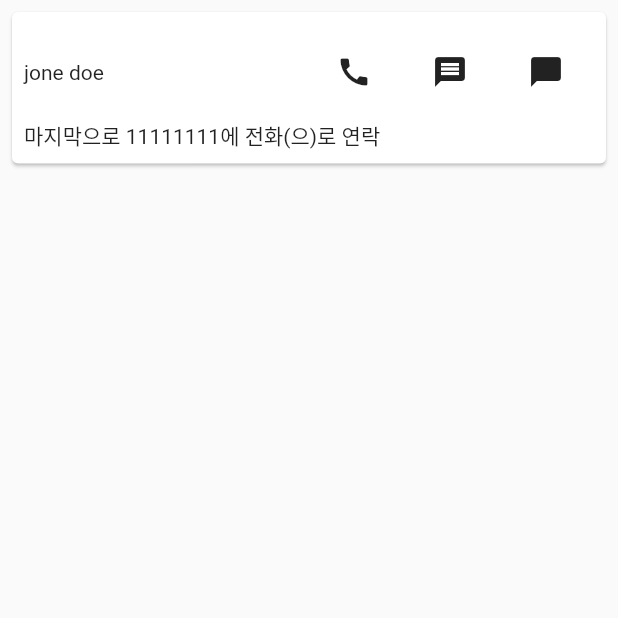
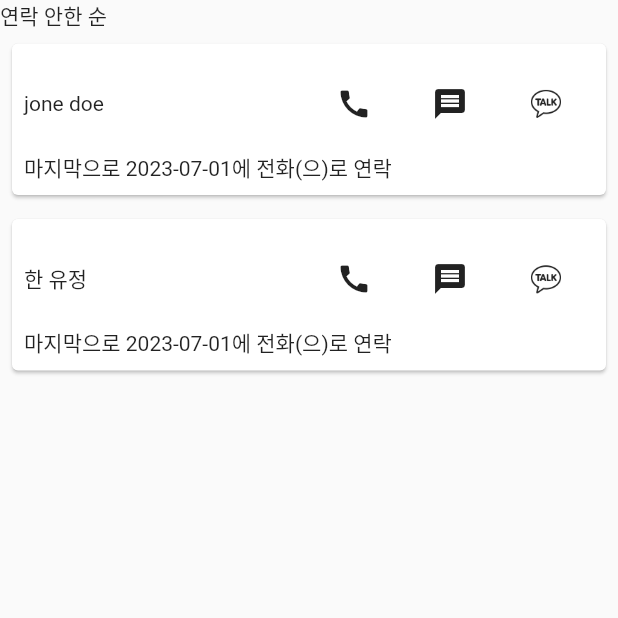
Before and after one commit to versatile309/hello_reminder, a Flutter app: the screen it shows after launch, on a phone screen of 412 x 824 dp, the top half of it. Run offline on Flutter 3.47's test engine with Material 2 defaults, Android fonts, the phone set to English and light mode, and no system bars; our stand-ins replace freezed_annotation, go_router; generated files the repository leaves out were written again.

Commit message:
feat: 친구 리스트 추가 개발

```diff
--- a/lib/data/hello_log.dart
+++ b/lib/data/hello_log.dart
@@ -7,7 +7,7 @@ part 'hello_log.g.dart';
 class HelloLog with _$HelloLog {
   const factory HelloLog({
     required String id,
-    required String timdstamp,
+    required int timdstamp,
     required HelloAction helloAction,
   }) = _HelloLog;
 
--- a/lib/home_screen.dart
+++ b/lib/home_screen.dart
@@ -2,6 +2,7 @@ import 'package:flutter/material.dart';
 import 'package:hello_reminder/data/enums/hello_action.dart';
 import 'package:hello_reminder/data/friend.dart';
 import 'package:hello_reminder/data/hello_log.dart';
+import 'package:hello_reminder/widgets/common/base_screen.dart';
 import 'package:hello_reminder/widgets/friend_list/friend_list.dart';
 
 class HomeScreen extends StatelessWidget {
@@ -9,8 +10,14 @@ class HomeScreen extends StatelessWidget {
 
   @override
   Widget build(BuildContext context) {
-    return const Scaffold(
-      body: FriendList(friends: [
+    return const BaseScreen(
+      child: Scaffold(
+        body: Column(
+          crossAxisAlignment: CrossAxisAlignment.stretch,
+          children: [
+            Text('연락 안한 순'),
+            Expanded(
+              child: FriendList(friends: [
                 (
                   Friend(
                     id: '1',
@@ -19,11 +26,27 @@ class HomeScreen extends StatelessWidget {
                   ),
                   HelloLog(
                     id: '1',
-            timdstamp: '11111111',
+                    timdstamp: 1688190817,
+                    helloAction: HelloAction.call,
+                  )
+                ),
+                (
+                  Friend(
+                    id: '1',
+                    firstName: '한',
+                    lastName: '유정',
+                  ),
+                  HelloLog(
+                    id: '1',
+                    timdstamp: 1688190817,
                     helloAction: HelloAction.call,
                   )
                 ),
               ]),
+            ),
+          ],
+        ),
+      ),
     );
   }
 }
--- a/lib/style/app_style.dart
+++ b/lib/style/app_style.dart
@@ -8,3 +8,8 @@ class AppStyle {
   static double space7 = 64;
 
 }
+
+class AppIcon {
+  static const _basePath = 'assets/images/icons';
+  static const kakao = '$_basePath/kakao.png';
+}
--- /dev/null
+++ b/lib/widgets/common/base_screen.dart
@@ -0,0 +1,13 @@
+import 'package:flutter/material.dart';
+
+class BaseScreen extends StatelessWidget {
+  final Widget child;
+  const BaseScreen({Key? key, required this.child}) : super(key: key);
+
+  @override
+  Widget build(BuildContext context) {
+    return Container(
+      color: Colors.white,
+      child: SafeArea(child: child));
+  }
+}
--- a/lib/widgets/friend_list/friend_list_item.dart
+++ b/lib/widgets/friend_list/friend_list_item.dart
@@ -4,6 +4,7 @@ import 'package:hello_reminder/data/friend.dart';
 import 'package:hello_reminder/data/hello_log.dart';
 import 'package:hello_reminder/style/app_style.dart';
 import 'package:hello_reminder/widgets/friend_list/hello_action_button.dart';
+import 'package:intl/intl.dart';
 
 class FriendListItem extends StatelessWidget {
   final Friend friend;
@@ -14,6 +15,9 @@ class FriendListItem extends StatelessWidget {
     required this.friend,
     required this.lastHelloLog,
   }) : super(key: key);
+
+  get _formattedTime => DateFormat('yyyy-MM-dd').format(
+      DateTime.fromMillisecondsSinceEpoch(lastHelloLog.timdstamp * 1000));
 
   @override
   Widget build(BuildContext context) {
@@ -47,7 +51,7 @@ class FriendListItem extends StatelessWidget {
               ],
             ),
             Text(
-                '마지막으로 ${lastHelloLog.timdstamp}에 ${lastHelloLog.helloAction.displayName}(으)로 연락')
+                '마지막으로 $_formattedTime에 ${lastHelloLog.helloAction.displayName}(으)로 연락')
           ],
         ),
       ),
--- a/lib/widgets/friend_list/hello_action_button.dart
+++ b/lib/widgets/friend_list/hello_action_button.dart
@@ -12,14 +12,14 @@ class HelloActionButton extends StatelessWidget {
     required this.helloAction,
   }) : super(key: key);
 
-  IconData get _getIcon {
+  Widget get _getIcon {
     switch (helloAction) {
       case HelloAction.call:
-        return Icons.call;
+        return const Icon(Icons.call);
       case HelloAction.message:
-        return Icons.message;
+        return const Icon(Icons.message);
       case HelloAction.katalk:
-        return Icons.messenger;
+        return const ImageIcon(AssetImage(AppIcon.kakao));
     }
   }
 
@@ -30,7 +30,7 @@ class HelloActionButton extends StatelessWidget {
         padding: EdgeInsets.all(AppStyle.space2),
         child: IconButton(
           onPressed: () {},
-          icon: Icon(_getIcon),
+          icon: _getIcon,
         ),
       ),
     );
--- a/pubspec.yaml
+++ b/pubspec.yaml
@@ -39,6 +39,7 @@ dependencies:
   go_router: ^9.0.0
   freezed_annotation: ^2.2.0
   json_annotation: ^4.8.1
+  intl: ^0.18.1
 
 dev_dependencies:
   flutter_test:
@@ -66,9 +67,8 @@ flutter:
   uses-material-design: true
 
   # To add assets to your application, add an assets section, like this:
-  # assets:
-  #   - images/a_dot_burr.jpeg
-  #   - images/a_dot_ham.jpeg
+  assets:
+    - assets/images/icons/
 
   # An image asset can refer to one or more resolution-specific "variants", see
   # https://flutter.dev/assets-and-images/#resolution-aware
```
Also changed, not shown: assets/images/icons/kakao.png (added), lib/data/hello_log.g.dart, pubspec.lock. Lines whose indentation alone changed are shown as unchanged.
